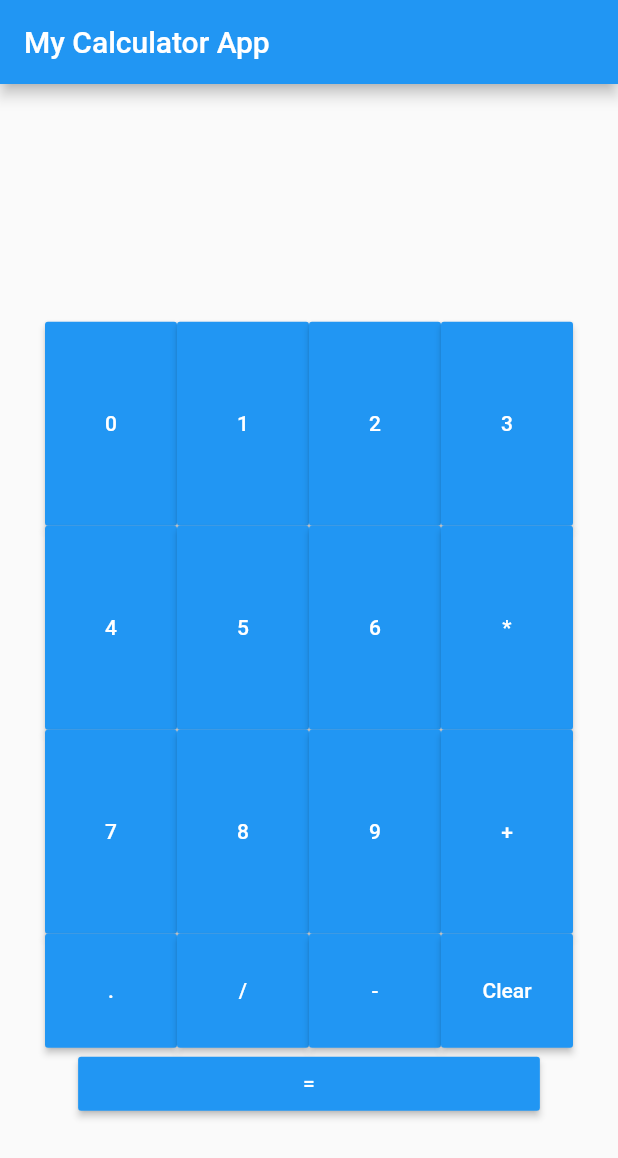
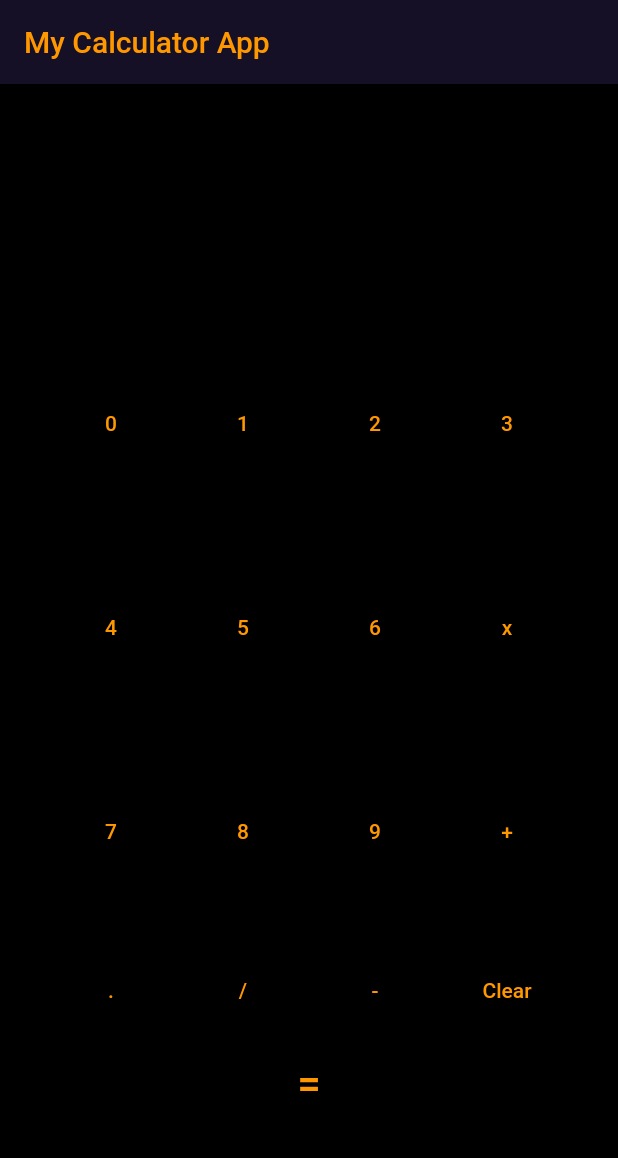
Before and after one commit to taha82442/200010045_IntroToAppDev, a Flutter app: the screen it shows after launch, on a phone screen of 412 x 824 dp. Shown: the top 1158 px of the screen. Run offline on Flutter 3.47's test engine with Material 2 defaults, Android fonts, the phone set to English and light mode, and no system bars.

Commit message:
Third Commit

```diff
--- a/lib/display.dart
+++ b/lib/display.dart
@@ -8,7 +8,7 @@ class Display extends StatelessWidget {
     return Container(
       width: double.infinity,
       margin: EdgeInsets.all(30),
-      child :Text( s ,style: TextStyle(fontSize: 18),
+      child :Text( s ,style: TextStyle(fontSize: 18, color: Colors.orange),
       textAlign: TextAlign.center,)
     );
   }
--- a/lib/main.dart
+++ b/lib/main.dart
@@ -98,7 +98,7 @@ class Mycalstate extends State<MyCalculator> {
   }
 
   void Pro() {
-    pro = '*';
+    pro = 'x';
     setState(() {
       ons = ons + pro;
     });
@@ -132,7 +132,7 @@ class Mycalstate extends State<MyCalculator> {
           ans = num1 + num2;
           ons = ans.toString();
         });
-      } else if (s[i] == '*') {
+      } else if (s[i] == 'x') {
         num1 = double.parse(s.substring(0, i));
         num2 = double.parse(s.substring(i + 1, s.length));
 
@@ -175,13 +175,18 @@ class Mycalstate extends State<MyCalculator> {
 
   Widget build(BuildContext context) {
     return MaterialApp(
+        theme: ThemeData(
+            appBarTheme: AppBarTheme(
+              color: Color(0xFF151026),
+            )),
         home: Scaffold(
       appBar: AppBar(
-        title: Text('My Calculator App'),
+        title: Text('My Calculator App', style: TextStyle(color: Colors.orange),),
+
       ),
       body:Container(
-        margin: EdgeInsets.all(2),
 
+        color: Colors.black,
         child :Column(mainAxisAlignment: MainAxisAlignment.center,
               children: [
         Display(ons),
@@ -189,109 +194,109 @@ class Mycalstate extends State<MyCalculator> {
               RaisedButton(
                 padding: EdgeInsets.symmetric(horizontal:20 , vertical:60),
 
-              color: Colors.blue,
-              child: Text('0', style: TextStyle(color: Colors.white)),
+              color: Colors.black,
+              child: Text('0', style: TextStyle(color: Colors.orange)),
               onPressed: f0),
           RaisedButton(
               padding: EdgeInsets.symmetric(horizontal:20 , vertical:60),
 
-              color: Colors.blue,
-              child: Text('1', style: TextStyle(color: Colors.white)),
+              color: Colors.black,
+              child: Text('1', style: TextStyle(color: Colors.orange)),
               onPressed: f1),
           RaisedButton(
               padding: EdgeInsets.symmetric(horizontal:20 , vertical:60),
 
-              color: Colors.blue,
-              child: Text('2', style: TextStyle(color: Colors.white)),
+              color: Colors.black,
+              child: Text('2', style: TextStyle(color: Colors.orange)),
               onPressed: f2),
           RaisedButton(
               padding: EdgeInsets.symmetric(horizontal:20 , vertical:60),
 
-              color: Colors.blue,
-              child: Text('3', style: TextStyle(color: Colors.white)),
+              color: Colors.black,
+              child: Text('3', style: TextStyle(color: Colors.orange)),
               onPressed: f3),
         ]),
         Row(mainAxisAlignment: MainAxisAlignment.center,children: [
           RaisedButton(
               padding: EdgeInsets.symmetric(horizontal:20 , vertical:60),
 
-              color: Colors.blue,
-              child: Text('4', style: TextStyle(color: Colors.white)),
+              color: Colors.black,
+              child: Text('4', style: TextStyle(color: Colors.orange)),
               onPressed: f4),
           RaisedButton(
               padding: EdgeInsets.symmetric(horizontal:20 , vertical:60),
 
-              color: Colors.blue,
-              child: Text('5', style: TextStyle(color: Colors.white)),
+              color: Colors.black,
+              child: Text('5', style: TextStyle(color: Colors.orange)),
               onPressed: f5),
           RaisedButton(
               padding: EdgeInsets.symmetric(horizontal:20 , vertical:60),
 
-              color: Colors.blue,
-              child: Text('6', style: TextStyle(color: Colors.white)),
+              color: Colors.black,
+              child: Text('6', style: TextStyle(color: Colors.orange)),
               onPressed: f6),
           RaisedButton(
               padding: EdgeInsets.symmetric(horizontal:20 , vertical:60),
 
-              color: Colors.blue,
-              child: Text('*', style: TextStyle(color: Colors.white)),
+              color: Colors.black,
+              child: Text('x', style: TextStyle(color: Colors.orange)),
               onPressed: Pro),
         ]),
         Row(mainAxisAlignment: MainAxisAlignment.center,children: [
           RaisedButton(
               padding: EdgeInsets.symmetric(horizontal:20 , vertical:60),
 
-              color: Colors.blue,
-              child: Text('7', style: TextStyle(color: Colors.white)),
+              color: Colors.black,
+              child: Text('7', style: TextStyle(color: Colors.orange)),
               onPressed: f7),
           RaisedButton(
               padding: EdgeInsets.symmetric(horizontal:20 , vertical:60),
 
-              color: Colors.blue,
-              child: Text('8', style: TextStyle(color: Colors.white)),
+              color: Colors.black,
+              child: Text('8', style: TextStyle(color: Colors.orange)),
               onPressed: f8),
           RaisedButton(
               padding: EdgeInsets.symmetric(horizontal:20 , vertical:60),
 
-              color: Colors.blue,
-              child: Text('9', style: TextStyle(color: Colors.white)),
+              color: Colors.black,
+              child: Text('9', style: TextStyle(color: Colors.orange)),
               onPressed: f9),
           RaisedButton(
               padding: EdgeInsets.symmetric(horizontal:20 , vertical:60),
 
-              color: Colors.blue,
-              child: Text('+', style: TextStyle(color: Colors.white)),
+              color: Colors.black,
+              child: Text('+', style: TextStyle(color: Colors.orange)),
               onPressed: Add),
         ]),
         Row(mainAxisAlignment: MainAxisAlignment.center,children: [
           RaisedButton(padding: EdgeInsets.symmetric(horizontal:20 , vertical:30),
 
 
-              color: Colors.blue,
-              child: Text('.', style: TextStyle(color: Colors.white)),
+              color: Colors.black,
+              child: Text('.', style: TextStyle(color: Colors.orange)),
               onPressed: dot),
           RaisedButton(padding: EdgeInsets.symmetric(horizontal:20 , vertical:30),
 
 
-              color: Colors.blue,
-              child: Text('/', style: TextStyle(color: Colors.white)),
+              color: Colors.black,
+              child: Text('/', style: TextStyle(color: Colors.orange)),
               onPressed: Divide),
           RaisedButton(
               padding: EdgeInsets.symmetric(horizontal: 10, vertical: 30),
-              color: Colors.blue,
-              child: Text('-', style: TextStyle(color: Colors.white)),
+              color: Colors.black,
+              child: Text('-', style: TextStyle(color: Colors.orange)),
               onPressed: Subtract),
 
           RaisedButton(padding: EdgeInsets.symmetric(horizontal:20 , vertical:30),
 
-              color: Colors.blue,
-              child: Text('Clear', style: TextStyle(color: Colors.white)),
+              color: Colors.black,
+              child: Text('Clear', style: TextStyle(color: Colors.orange)),
               onPressed: clear),
         ]),
-          RaisedButton(padding: EdgeInsets.symmetric(horizontal:150 , vertical:5),
+          RaisedButton(padding: EdgeInsets.symmetric(horizontal:175 , vertical:5),
 
-            color: Colors.blue,
-            child: Text('=', style: TextStyle(color: Colors.white)),
+            color: Colors.black,
+            child: Text('=', style: TextStyle(color: Colors.orange, fontSize: 28)),
             onPressed: Result),
       ]),
       ),));
```
